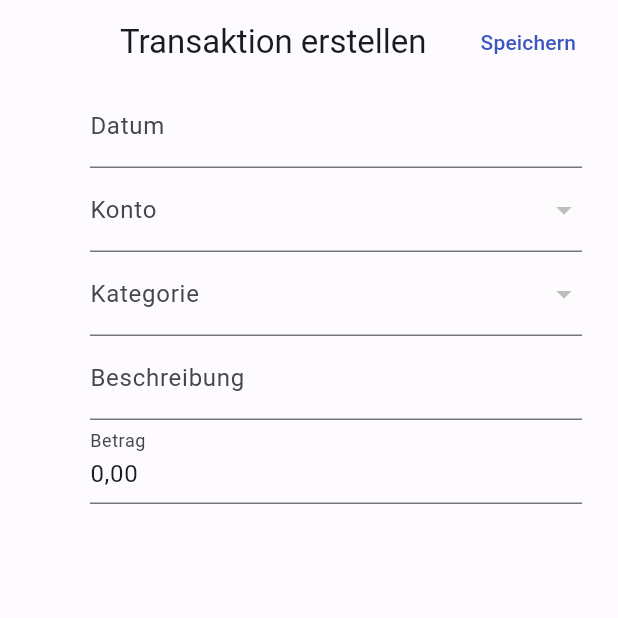
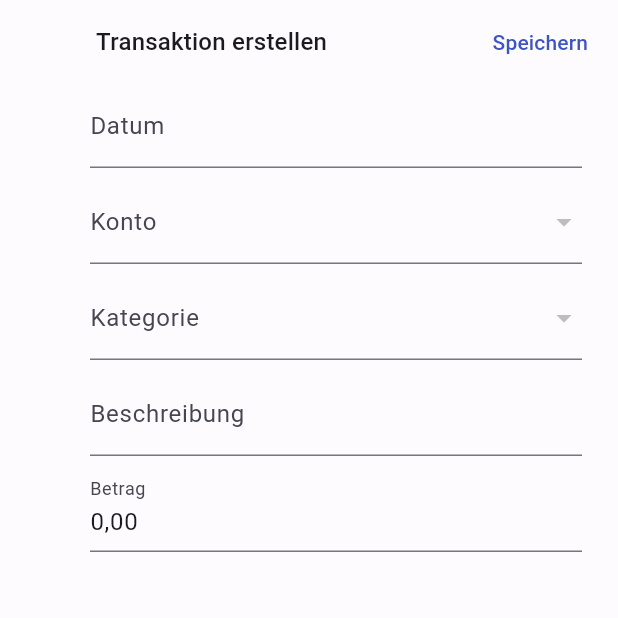
Before and after one commit to lennartmoeller/ma-flutter, a Flutter app: the screen it shows after launch, after a tap on "Hinzufügen", on a phone screen of 412 x 824 dp, the top half of it. Run offline on Flutter 3.47's test engine with Material 2 defaults, Android fonts, the phone set to English and light mode, and no system bars; our stand-ins replace camera, font_awesome_flutter, sqflite, sticky_headers; accounts and stored records are empty; network calls fail.

Commit message:
E14 UI refactoring

```diff
--- a/lib/pages/transactions_page.dart
+++ b/lib/pages/transactions_page.dart
@@ -17,6 +17,7 @@ import 'package:ma_flutter/ui/form/inputs/euro_form_input.dart';
 import 'package:ma_flutter/ui/form/inputs/image_form_input.dart';
 import 'package:ma_flutter/ui/form/inputs/text_form_input.dart';
 import 'package:ma_flutter/ui/skeleton/skeleton.dart';
+import 'package:ma_flutter/ui/util/column_with_separator.dart';
 import 'package:ma_flutter/util/euro.dart';
 import 'package:ma_flutter/util/german_date.dart';
 import 'package:ma_flutter/util/http_helper.dart';
@@ -27,7 +28,7 @@ class TransactionsPage extends NavigablePage {
   TransactionsPage({super.key, required super.skeletonKey});
 
   @override
-  String get icon => "money-bills";
+  String get icon => "sack-dollar";
 
   @override
   String get title => "Transaktionen";
@@ -86,7 +87,7 @@ class _TransactionsPageState extends NavigablePageState<TransactionsPage, List<d
     );
 
     return ListView.builder(
-      padding: EdgeInsets.only(bottom: Skeleton.pageBottomPadding),
+      padding: EdgeInsets.only(bottom: SkeletonState.pageBottomPadding),
       itemCount: groupedTransactions.length,
       itemBuilder: (BuildContext context, int index) {
         String date = groupedTransactions.keys.elementAt(index);
@@ -123,7 +124,7 @@ class _TransactionsPageState extends NavigablePageState<TransactionsPage, List<d
                         child: EditableElement(
                           closedBuilder: (context, action) => ListTile(
                             title: Text(category.label),
-                            leading: CustomIcon(name: category.icon),
+                            leading: CustomIcon(name: category.icon, style: Style.regular),
                             subtitle: transaction.description != null &&
                                     transaction.description!.isNotEmpty
                                 ? Text(transaction.description!)
@@ -163,7 +164,8 @@ class _TransactionsPageState extends NavigablePageState<TransactionsPage, List<d
         .map((k, v) => MapEntry(k, v.label));
     return CustomForm(
       key: _formKey,
-      formBuilder: () => Column(
+      formBuilder: () => ColumnWithSeparator(
+        separator: SizedBox(height: 8.0),
         children: [
           DateFormInput(
             formKey: _formKey,
--- a/lib/ui/form/create_element_floating_action_button.dart
+++ b/lib/ui/form/create_element_floating_action_button.dart
@@ -42,7 +42,7 @@ class CreateElementFloatingActionButton extends StatelessWidget {
           label: Text("Hinzufügen"),
           icon: CustomIcon(
             name: "plus",
-            size: 18.0,
+            size: 16.0,
             style: Style.regular,
             color: SkeletonState.colorScheme.onPrimaryContainer,
           ),
--- a/lib/ui/form/editable_element.dart
+++ b/lib/ui/form/editable_element.dart
@@ -3,6 +3,7 @@ import 'package:flutter/material.dart';
 import 'package:ma_flutter/ui/custom/custom_icon.dart';
 import 'package:ma_flutter/ui/form/custom_form.dart';
 import 'package:ma_flutter/ui/skeleton/skeleton.dart';
+import 'package:ma_flutter/ui/util/row_with_separator.dart';
 
 class EditableElement extends StatefulWidget {
   static const double maxDialogContainerWidth = 560.0;
@@ -49,7 +50,8 @@ class _EditableElementState extends State<EditableElement> {
       transitionDuration: Duration(milliseconds: 500),
       closedElevation: widget.closedElevation ?? 0,
       closedShape: RoundedRectangleBorder(
-          borderRadius: BorderRadius.all(Radius.circular(widget.closedBorderRadius ?? 0))),
+        borderRadius: BorderRadius.all(Radius.circular(widget.closedBorderRadius ?? 0)),
+      ),
       closedColor: widget.closedColor ?? SkeletonState.colorScheme.surface,
       closedBuilder: widget.closedBuilder,
       openBuilder: (context, action) => _getThinDeviceDialogContent(),
@@ -105,13 +107,13 @@ class _EditableElementState extends State<EditableElement> {
       padding: EdgeInsets.only(top: SkeletonState.statusBarHeight),
       child: Column(
         children: [
-          SizedBox(
+          Container(
             height: 56.0,
-            child: Row(
+            padding: EdgeInsets.symmetric(horizontal: 8.0),
+            child: RowWithSeparator(
+              separator: SizedBox(width: 8.0),
               children: [
-                Padding(
-                  padding: EdgeInsets.symmetric(horizontal: 16.0),
-                  child: IconButton(
+                IconButton(
                   onPressed: () => _onCloseButtonClick(),
                   icon: CustomIcon(
                     name: "xmark",
@@ -119,14 +121,16 @@ class _EditableElementState extends State<EditableElement> {
                     size: 22.0,
                   ),
                 ),
+                Expanded(
+                  child: Text(
+                    widget.dialogTitle,
+                    style: SkeletonState.textTheme.titleMedium,
+                    maxLines: 1,
                   ),
-                Expanded(child: _getDialogTitle()),
-                Padding(
-                  padding: EdgeInsets.symmetric(horizontal: 16.0),
-                  child: TextButton(
+                ),
+                TextButton(
                   onPressed: () => _onSaveButtonClick(),
                   child: Text("Speichern"),
-                  ),
                 ),
               ],
             ),
@@ -152,7 +156,11 @@ class _EditableElementState extends State<EditableElement> {
         crossAxisAlignment: CrossAxisAlignment.start,
         mainAxisSize: MainAxisSize.min,
         children: [
-          _getDialogTitle(),
+          Text(
+            widget.dialogTitle,
+            style: SkeletonState.textTheme.titleLarge,
+            maxLines: 1,
+          ),
           Padding(
             padding: EdgeInsets.only(top: 16.0),
             child: widget.formBuilder(),
@@ -178,14 +186,6 @@ class _EditableElementState extends State<EditableElement> {
     );
   }
 
-  Widget _getDialogTitle() {
-    return Text(
-      widget.dialogTitle,
-      style: SkeletonState.textTheme.titleLarge,
-      maxLines: 1,
-    );
-  }
-
   void _onSaveButtonClick() {
     if (!widget.formKey.currentState!.isValid) {
       return; // error in form input element
--- a/lib/ui/form/inputs/image_form_input.dart
+++ b/lib/ui/form/inputs/image_form_input.dart
@@ -78,7 +78,7 @@ class ImageFormInputState extends State<ImageFormInput> implements FormInput {
       children: [
         Image.network(
           HttpHelper.getMediaURL(_filename!),
-          height: 200.0,
+          height: 150.0,
         ),
         Positioned(
           top: 0,
--- a/lib/ui/skeleton/navigation_rail_menu_button.dart
+++ b/lib/ui/skeleton/navigation_rail_menu_button.dart
@@ -16,7 +16,7 @@ class NavigationRailMenuButton extends StatelessWidget {
       animation: animation,
       builder: (BuildContext context, Widget? child) {
         return Container(
-          height: Skeleton.headerHeight - 16.0,
+          height: SkeletonState.headerHeightWideDevices - 16.0,
           padding: EdgeInsets.only(right: lerpDouble(0, 140, animation.value)!),
           child: Center(
             child: IconButton(
--- a/lib/ui/skeleton/skeleton.dart
+++ b/lib/ui/skeleton/skeleton.dart
@@ -7,9 +7,6 @@ import 'package:ma_flutter/util/skeleton_config.dart';
 import 'package:provider/provider.dart';
 
 class Skeleton extends StatefulWidget {
-  static const double headerHeight = 100.0;
-  static const double pageBottomPadding = 14.0;
-
   final List<NavigablePage> pages;
 
   const Skeleton({super.key, required this.pages});
@@ -19,10 +16,15 @@ class Skeleton extends StatefulWidget {
 }
 
 class SkeletonState extends State<Skeleton> {
-  static const double _compressedSidebarWidth = 80.0;
-  static const double _extendedSidebarWidth = 220.0;
-  static const double _minContentWidth = 500.0;
-  static const double _navItemUnselectedOpacity = 0.55;
+  static const double compressedSidebarWidth = 80.0;
+  static const double extendedSidebarWidth = 220.0;
+  static const double minContentWidth = 500.0;
+  static const double navItemUnselectedOpacity = 0.55;
+  static const double navItemSelectedOpacity = 0.8;
+  static const headerHeightThinDevices = 80.0;
+  static const headerHeightWideDevices = 100.0;
+  static const double pageBottomPadding = 14.0;
+  static const double contentPadding = 16.0;
   static late double statusBarHeight;
   static late ColorScheme colorScheme;
   static late TextTheme textTheme;
@@ -40,7 +42,7 @@ class SkeletonState extends State<Skeleton> {
 
     return LayoutBuilder(
       builder: (context, constraints) {
-        if (constraints.maxWidth < (_minContentWidth + _compressedSidebarWidth)) {
+        if (constraints.maxWidth < (minContentWidth + compressedSidebarWidth)) {
           return _buildForThinDevices();
         } else {
           return _buildForWideDevices(constraints.maxWidth);
@@ -59,7 +61,7 @@ class SkeletonState extends State<Skeleton> {
       ),
       body: Column(
         children: [
-          _getHeader(menuItem: true),
+          _getHeader(thinDevice: true),
           Expanded(child: widget.pages[config.pageIndex]),
         ],
       ),
@@ -86,15 +88,15 @@ class SkeletonState extends State<Skeleton> {
             leading: NavigationRailMenuButton(onPressed: _openSettings),
             destinations: _getNavigationRailDestinations(),
             elevation: 3.0,
-            extended: deviceWidth >= (_minContentWidth + _extendedSidebarWidth),
-            minExtendedWidth: _extendedSidebarWidth,
+            extended: deviceWidth >= (minContentWidth + extendedSidebarWidth),
+            minExtendedWidth: extendedSidebarWidth,
             onDestinationSelected: config.switchPage,
             unselectedLabelTextStyle: navItemBaseTextStyle.copyWith(
-              color: colorScheme.onSurface.withOpacity(_navItemUnselectedOpacity),
+              color: colorScheme.onSurface.withOpacity(navItemUnselectedOpacity),
             ),
             selectedLabelTextStyle: navItemBaseTextStyle,
-            unselectedIconTheme: iconTheme.copyWith(opacity: _navItemUnselectedOpacity),
-            selectedIconTheme: iconTheme,
+            unselectedIconTheme: iconTheme.copyWith(opacity: navItemUnselectedOpacity),
+            selectedIconTheme: iconTheme.copyWith(opacity: navItemSelectedOpacity),
             selectedIndex: config.pageIndex,
           ),
         ),
@@ -105,7 +107,7 @@ class SkeletonState extends State<Skeleton> {
                 _getHeader(),
                 Expanded(
                   child: Padding(
-                    padding: EdgeInsets.symmetric(horizontal: 16.0),
+                    padding: EdgeInsets.symmetric(horizontal: contentPadding),
                     child: widget.pages[config.pageIndex],
                   ),
                 )
@@ -118,18 +120,20 @@ class SkeletonState extends State<Skeleton> {
     );
   }
 
-  Widget _getHeader({bool menuItem = false}) {
-    const double padding = (Skeleton.headerHeight - 52.0) / 4;
+  Widget _getHeader({bool thinDevice = false}) {
+    double headerHeight = thinDevice ? headerHeightThinDevices : headerHeightWideDevices;
+    double paddingItems = (headerHeight - 52.0) / 4;
+    double paddingSides = thinDevice ? paddingItems * 2 : paddingItems + contentPadding;
     double statusBarHeight = MediaQuery.of(context).viewPadding.top;
     return Container(
       color: colorScheme.surface,
-      height: Skeleton.headerHeight + statusBarHeight,
+      height: headerHeight + statusBarHeight,
       width: double.infinity,
-      padding: EdgeInsets.only(top: statusBarHeight, left: padding * 2, right: padding * 2),
+      padding: EdgeInsets.only(top: statusBarHeight, left: paddingSides, right: paddingSides),
       child: RowWithSeparator(
-        separator: SizedBox(width: padding),
+        separator: SizedBox(width: paddingItems),
         children: [
-          if (menuItem)
+          if (thinDevice)
             IconButton(
               icon: CustomIcon(name: "bars"),
               onPressed: _openSettings,
@@ -160,7 +164,7 @@ class SkeletonState extends State<Skeleton> {
       return NavigationDestination(
         icon: CustomIcon(
           name: item.icon,
-          opacity: _navItemUnselectedOpacity,
+          opacity: navItemUnselectedOpacity,
           style: Style.regular,
         ),
         selectedIcon: CustomIcon(name: item.icon, style: Style.solid),
```
Also changed, not shown: lib/pages/accounts_page.dart (+5 -3 lines), lib/pages/categories_page.dart (+5 -3 lines). Lines whose indentation alone changed are shown as unchanged.
